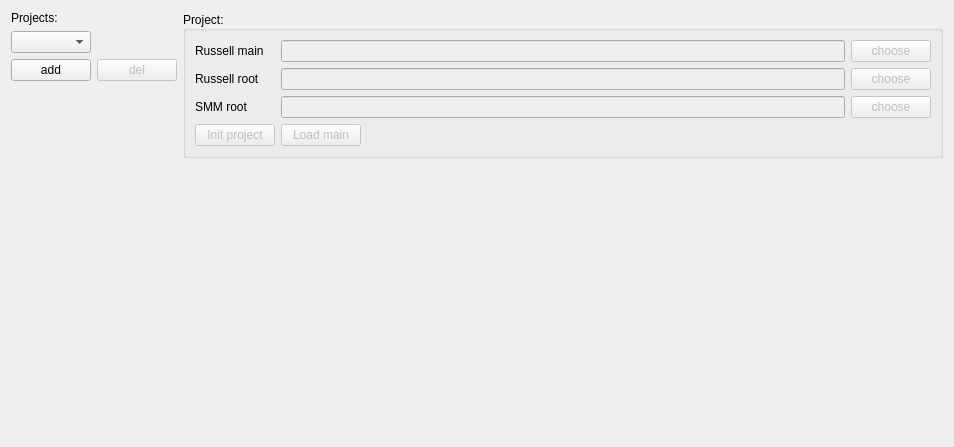
Qt form addons/kate-russell-plugin/ProjectsTab.ui (dmitry-vlasov/kate-russell) before a commit.
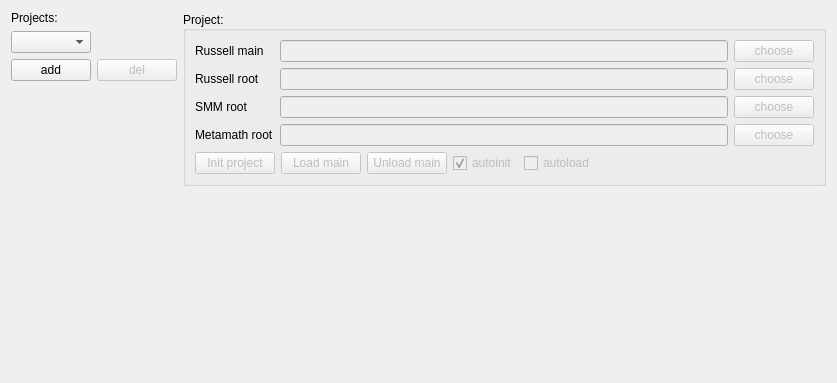
The same form after that commit.

Commit message: UI stuff for metamath is added

Diff of the .ui file:
```diff
--- a/addons/kate-russell-plugin/ProjectsTab.ui
+++ b/addons/kate-russell-plugin/ProjectsTab.ui
@@ -6,8 +6,8 @@
    <rect>
     <x>0</x>
     <y>0</y>
-    <width>954</width>
-    <height>447</height>
+    <width>837</width>
+    <height>383</height>
    </rect>
   </property>
   <property name="windowTitle">
@@ -97,16 +97,44 @@
      <layout class="QGridLayout" name="gridLayout">
       <item row="0" column="0">
        <widget class="QLabel" name="rusMainLabel">
+        <property name="sizePolicy">
+         <sizepolicy hsizetype="Fixed" vsizetype="Preferred">
+          <horstretch>0</horstretch>
+          <verstretch>0</verstretch>
+         </sizepolicy>
+        </property>
         <property name="text">
          <string>Russell main</string>
         </property>
        </widget>
       </item>
-      <item row="0" column="3">
+      <item row="0" column="1">
+       <widget class="QLineEdit" name="rusMainLineEdit">
+        <property name="enabled">
+         <bool>false</bool>
+        </property>
+        <property name="sizePolicy">
+         <sizepolicy hsizetype="Expanding" vsizetype="Fixed">
+          <horstretch>4</horstretch>
+          <verstretch>0</verstretch>
+         </sizepolicy>
+        </property>
+        <property name="readOnly">
+         <bool>true</bool>
+        </property>
+       </widget>
+      </item>
+      <item row="0" column="2">
        <widget class="QPushButton" name="chooseRusMainButton">
         <property name="enabled">
          <bool>false</bool>
         </property>
+        <property name="sizePolicy">
+         <sizepolicy hsizetype="Fixed" vsizetype="Fixed">
+          <horstretch>0</horstretch>
+          <verstretch>0</verstretch>
+         </sizepolicy>
+        </property>
         <property name="text">
          <string>choose</string>
         </property>
@@ -114,83 +142,125 @@
       </item>
       <item row="1" column="0">
        <widget class="QLabel" name="rusRootLabel">
+        <property name="sizePolicy">
+         <sizepolicy hsizetype="Fixed" vsizetype="Preferred">
+          <horstretch>0</horstretch>
+          <verstretch>0</verstretch>
+         </sizepolicy>
+        </property>
         <property name="text">
          <string>Russell root</string>
         </property>
        </widget>
       </item>
-      <item row="0" column="2">
-       <widget class="QLineEdit" name="rusMainLineEdit">
+      <item row="1" column="1">
+       <widget class="QLineEdit" name="rusRootLineEdit">
         <property name="enabled">
          <bool>false</bool>
         </property>
+        <property name="sizePolicy">
+         <sizepolicy hsizetype="Expanding" vsizetype="Fixed">
+          <horstretch>4</horstretch>
+          <verstretch>0</verstretch>
+         </sizepolicy>
+        </property>
         <property name="readOnly">
          <bool>true</bool>
         </property>
        </widget>
       </item>
-      <item row="3" column="0">
-       <widget class="QPushButton" name="initProjectButton">
+      <item row="1" column="2">
+       <widget class="QPushButton" name="chooseRusRootButton">
         <property name="enabled">
          <bool>false</bool>
         </property>
-        <property name="toolTip">
-         <string extracomment="Add project to daemon"/>
+        <property name="sizePolicy">
+         <sizepolicy hsizetype="Fixed" vsizetype="Fixed">
+          <horstretch>0</horstretch>
+          <verstretch>0</verstretch>
+         </sizepolicy>
         </property>
         <property name="text">
-         <string>Init project</string>
+         <string>choose</string>
         </property>
        </widget>
       </item>
       <item row="2" column="0">
        <widget class="QLabel" name="smmLabel">
+        <property name="sizePolicy">
+         <sizepolicy hsizetype="Fixed" vsizetype="Preferred">
+          <horstretch>0</horstretch>
+          <verstretch>0</verstretch>
+         </sizepolicy>
+        </property>
         <property name="text">
          <string>SMM root</string>
         </property>
        </widget>
       </item>
-      <item row="1" column="2">
-       <widget class="QLineEdit" name="rusRootLineEdit">
-        <property name="enabled">
-         <bool>false</bool>
-        </property>
-        <property name="readOnly">
-         <bool>true</bool>
-        </property>
-       </widget>
-      </item>
-      <item row="1" column="3">
-       <widget class="QPushButton" name="chooseRusRootButton">
-        <property name="enabled">
-         <bool>false</bool>
-        </property>
-        <property name="text">
-         <string>choose</string>
-        </property>
-       </widget>
-      </item>
-      <item row="2" column="2">
+      <item row="2" column="1">
        <widget class="QLineEdit" name="smmRootLineEdit">
         <property name="enabled">
          <bool>false</bool>
         </property>
+        <property name="sizePolicy">
+         <sizepolicy hsizetype="Expanding" vsizetype="Fixed">
+          <horstretch>4</horstretch>
+          <verstretch>0</verstretch>
+         </sizepolicy>
+        </property>
         <property name="readOnly">
          <bool>true</bool>
         </property>
        </widget>
       </item>
-      <item row="2" column="3">
+      <item row="2" column="2">
        <widget class="QPushButton" name="chooseSmmRootButton">
         <property name="enabled">
          <bool>false</bool>
         </property>
+        <property name="sizePolicy">
+         <sizepolicy hsizetype="Fixed" vsizetype="Fixed">
+          <horstretch>0</horstretch>
+          <verstretch>0</verstretch>
+         </sizepolicy>
+        </property>
         <property name="text">
          <string>choose</string>
         </property>
        </widget>
       </item>
+      <item row="3" column="0">
+       <widget class="QLabel" name="mmLabel">
+        <property name="sizePolicy">
+         <sizepolicy hsizetype="Fixed" vsizetype="Preferred">
+          <horstretch>0</horstretch>
+          <verstretch>0</verstretch>
+         </sizepolicy>
+        </property>
+        <property name="text">
+         <string>Metamath root</string>
+        </property>
+       </widget>
+      </item>
+      <item row="3" column="1">
+       <widget class="QLineEdit" name="mmRootLineEdit">
+        <property name="enabled">
+         <bool>false</bool>
+        </property>
+        <property name="sizePolicy">
+         <sizepolicy hsizetype="Expanding" vsizetype="Fixed">
+          <horstretch>4</horstretch>
+          <verstretch>0</verstretch>
+         </sizepolicy>
+        </property>
+        <property name="readOnly">
+         <bool>true</bool>
+        </property>
+       </widget>
+      </item>
       <item row="3" column="2">
-       <widget class="QPushButton" name="loadMainButton">
+       <widget class="QPushButton" name="chooseMmRootButton">
         <property name="enabled">
          <bool>false</bool>
         </property>
@@ -204,10 +274,122 @@
          <string extracomment="Load main source with daemon"/>
         </property>
         <property name="text">
-         <string>Load main</string>
+         <string>choose</string>
         </property>
        </widget>
       </item>
+      <item row="4" column="0" colspan="3">
+       <layout class="QHBoxLayout" name="horizontalLayout">
+        <item>
+         <widget class="QPushButton" name="initProjectButton">
+          <property name="enabled">
+           <bool>false</bool>
+          </property>
+          <property name="sizePolicy">
+           <sizepolicy hsizetype="Fixed" vsizetype="Fixed">
+            <horstretch>0</horstretch>
+            <verstretch>0</verstretch>
+           </sizepolicy>
+          </property>
+          <property name="toolTip">
+           <string extracomment="Add project to daemon"/>
+          </property>
+          <property name="text">
+           <string>Init project</string>
+          </property>
+         </widget>
+        </item>
+        <item>
+         <widget class="QPushButton" name="loadMainButton">
+          <property name="enabled">
+           <bool>false</bool>
+          </property>
+          <property name="sizePolicy">
+           <sizepolicy hsizetype="Fixed" vsizetype="Fixed">
+            <horstretch>0</horstretch>
+            <verstretch>0</verstretch>
+           </sizepolicy>
+          </property>
+          <property name="toolTip">
+           <string extracomment="Load main source with daemon"/>
+          </property>
+          <property name="text">
+           <string>Load main</string>
+          </property>
+         </widget>
+        </item>
+        <item>
+         <widget class="QPushButton" name="pushButton">
+          <property name="enabled">
+           <bool>false</bool>
+          </property>
+          <property name="sizePolicy">
+           <sizepolicy hsizetype="Fixed" vsizetype="Fixed">
+            <horstretch>0</horstretch>
+            <verstretch>0</verstretch>
+           </sizepolicy>
+          </property>
+          <property name="text">
+           <string>Unload main</string>
+          </property>
+          <property name="checkable">
+           <bool>false</bool>
+          </property>
+         </widget>
+        </item>
+        <item>
+         <widget class="QCheckBox" name="autoinitCheckBox">
+          <property name="enabled">
+           <bool>false</bool>
+          </property>
+          <property name="sizePolicy">
+           <sizepolicy hsizetype="Fixed" vsizetype="Fixed">
+            <horstretch>0</horstretch>
+            <verstretch>0</verstretch>
+           </sizepolicy>
+          </property>
+          <property name="text">
+           <string>autoinit</string>
+          </property>
+          <property name="checked">
+           <bool>true</bool>
+          </property>
+          <property name="tristate">
+           <bool>false</bool>
+          </property>
+         </widget>
+        </item>
+        <item>
+         <widget class="QCheckBox" name="autoloadCheckBox">
+          <property name="enabled">
+           <bool>false</bool>
+          </property>
+          <property name="sizePolicy">
+           <sizepolicy hsizetype="Fixed" vsizetype="Fixed">
+            <horstretch>0</horstretch>
+            <verstretch>0</verstretch>
+           </sizepolicy>
+          </property>
+          <property name="text">
+           <string>autoload</string>
+          </property>
+         </widget>
+        </item>
+        <item>
+         <spacer name="horizontalSpacer">
+          <property name="orientation">
+           <enum>Qt::Horizontal</enum>
+          </property>
+          <property name="sizeHint" stdset="0">
+           <size>
+            <width>78</width>
+            <height>20</height>
+           </size>
+          </property>
+         </spacer>
+        </item>
+       </layout>
+      </item>
      </layout>
     </widget>
    </item>
```
Left out of the diff: 103 changed lines with no effect on the pictures. The commit also changes 5 other files.
